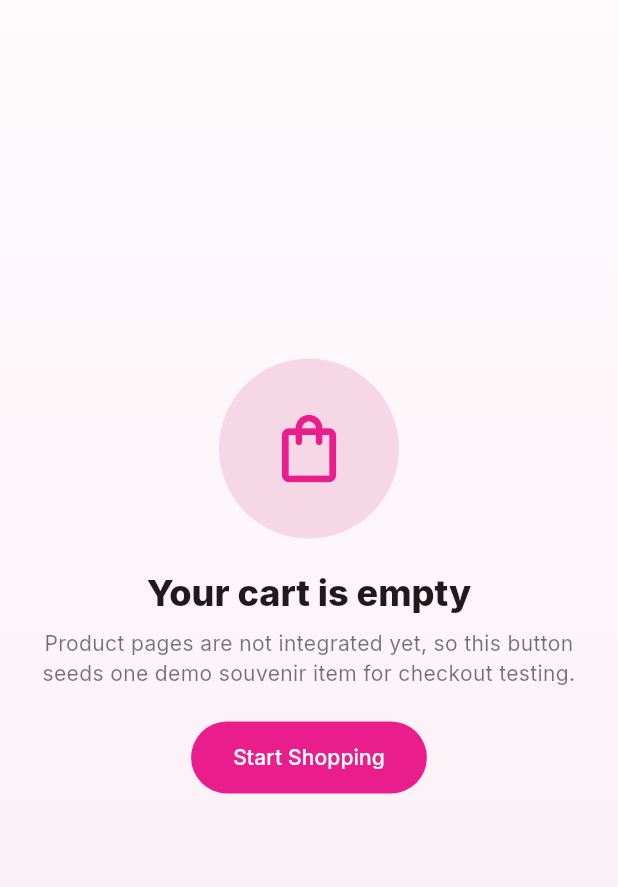
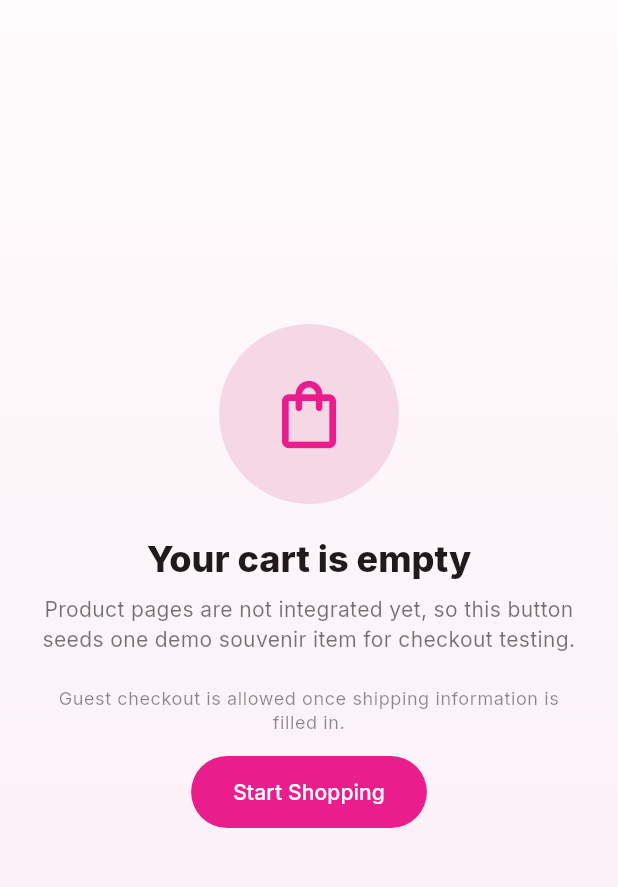
Before and after one commit to creslouis/Botum, a Flutter app: the screen it shows after launch, after a tap on "Start Shopping", after a tap on the "remove" icon, on a phone screen of 412 x 824 dp, the part 84-971 px from its top. Run offline on Flutter 3.47's test engine with Material 3 defaults, Android fonts, the phone set to English and light mode, and no system bars; our stand-ins replace cloud_firestore, google_fonts, shared_preferences; accounts and stored records are empty.

Commit message:
feat: Hokdo - add guest checkout totals

```diff
--- a/lib/providers/cart_provider.dart
+++ b/lib/providers/cart_provider.dart
@@ -7,6 +7,9 @@ import '../models/cart_item_model.dart';
 
 class CartProvider extends ChangeNotifier {
   static const _storageKey = 'botum_cart_items';
+  static const int maxQuantityPerItem = 10;
+  static const double standardShippingFee = 3.99;
+  static const double freeShippingThreshold = 100;
 
   final List<CartItemModel> _items = <CartItemModel>[];
   bool _isLoading = false;
@@ -14,10 +17,16 @@ class CartProvider extends ChangeNotifier {
   List<CartItemModel> get items => List<CartItemModel>.unmodifiable(_items);
   bool get isLoading => _isLoading;
 
-  double get totalPrice => _items.fold<double>(
+  double get subtotal => _items.fold<double>(
     0,
     (total, item) => total + (item.price * item.quantity),
   );
+
+  double get shippingFee => _items.isEmpty || subtotal >= freeShippingThreshold
+      ? 0
+      : standardShippingFee;
+
+  double get totalPrice => subtotal + shippingFee;
 
   int get itemCount => _items.length;
 
@@ -52,10 +61,10 @@ class CartProvider extends ChangeNotifier {
     if (index >= 0) {
       final existing = _items[index];
       _items[index] = existing.copyWith(
-        quantity: existing.quantity + item.quantity,
+        quantity: _normalizeQuantity(existing.quantity + item.quantity),
       );
     } else {
-      _items.add(item);
+      _items.add(item.copyWith(quantity: _normalizeQuantity(item.quantity)));
     }
 
     await _persistCart();
@@ -77,7 +86,9 @@ class CartProvider extends ChangeNotifier {
     if (newQuantity <= 0) {
       _items.removeAt(index);
     } else {
-      _items[index] = _items[index].copyWith(quantity: newQuantity);
+      _items[index] = _items[index].copyWith(
+        quantity: _normalizeQuantity(newQuantity),
+      );
     }
 
     await _persistCart();
@@ -110,6 +121,18 @@ class CartProvider extends ChangeNotifier {
     await prefs.setStringList(_storageKey, payload);
   }
 
+  int _normalizeQuantity(int quantity) {
+    if (quantity < 1) {
+      return 1;
+    }
+
+    if (quantity > maxQuantityPerItem) {
+      return maxQuantityPerItem;
+    }
+
+    return quantity;
+  }
+
   void _setLoading(bool value) {
     _isLoading = value;
     notifyListeners();
--- a/lib/screens/cart/cart_screen.dart
+++ b/lib/screens/cart/cart_screen.dart
@@ -114,9 +114,45 @@ class CartScreen extends StatelessWidget {
                               mainAxisAlignment: MainAxisAlignment.spaceBetween,
                               children: [
                                 Text(
+                                  'Subtotal',
+                                  style: Theme.of(context).textTheme.titleLarge
+                                      ?.copyWith(fontWeight: FontWeight.w700),
+                                ),
+                                Text(
+                                  '\$${cartProvider.subtotal.toStringAsFixed(2)}',
+                                  style: Theme.of(context).textTheme.titleLarge
+                                      ?.copyWith(fontWeight: FontWeight.w800),
+                                ),
+                              ],
+                            ),
+                            const SizedBox(height: 10),
+                            Row(
+                              mainAxisAlignment: MainAxisAlignment.spaceBetween,
+                              children: [
+                                Text(
+                                  cartProvider.shippingFee == 0
+                                      ? 'Shipping'
+                                      : 'Shipping Fee',
+                                  style: Theme.of(context).textTheme.bodyLarge
+                                      ?.copyWith(fontWeight: FontWeight.w600),
+                                ),
+                                Text(
+                                  cartProvider.shippingFee == 0
+                                      ? 'Free'
+                                      : '\$${cartProvider.shippingFee.toStringAsFixed(2)}',
+                                  style: Theme.of(context).textTheme.bodyLarge
+                                      ?.copyWith(fontWeight: FontWeight.w700),
+                                ),
+                              ],
+                            ),
+                            const SizedBox(height: 10),
+                            Row(
+                              mainAxisAlignment: MainAxisAlignment.spaceBetween,
+                              children: [
+                                Text(
                                   'Total',
                                   style: Theme.of(context).textTheme.titleLarge
-                                      ?.copyWith(fontWeight: FontWeight.w700),
+                                      ?.copyWith(fontWeight: FontWeight.w800),
                                 ),
                                 Text(
                                   '\$${cartProvider.totalPrice.toStringAsFixed(2)}',
@@ -202,6 +238,14 @@ class _EmptyCart extends StatelessWidget {
               ).textTheme.bodyMedium?.copyWith(color: Colors.black54),
             ),
             const SizedBox(height: 22),
+            Text(
+              'Guest checkout is allowed once shipping information is filled in.',
+              textAlign: TextAlign.center,
+              style: Theme.of(
+                context,
+              ).textTheme.bodySmall?.copyWith(color: Colors.black45),
+            ),
+            const SizedBox(height: 14),
             FilledButton(
               style: FilledButton.styleFrom(
                 backgroundColor: const Color(0xFFE91E8C),
```
Also changed, not shown: lib/screens/checkout/checkout_screen.dart (+34 -1 lines).
